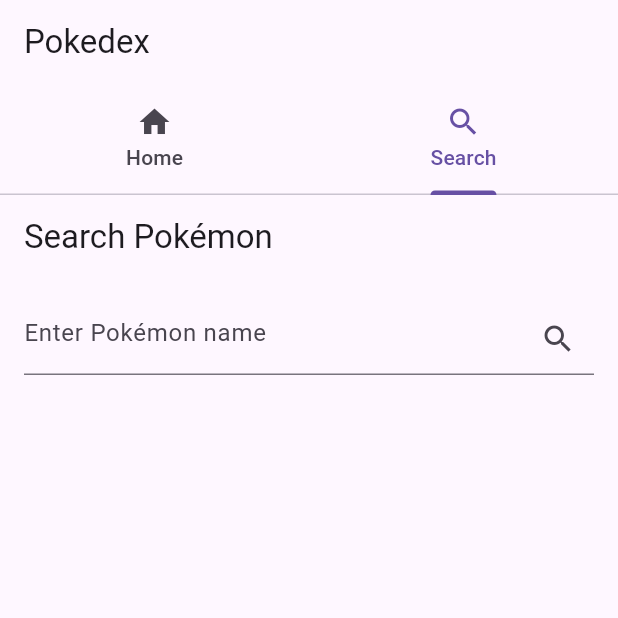
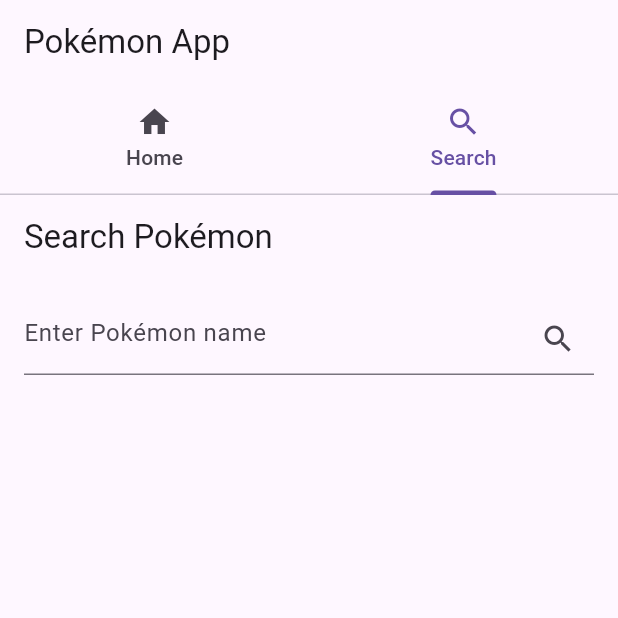
Before and after one commit to SleepingChameleon/pokedex_flutter, a Flutter app: the screen it shows after launch, tab 2 chosen, on a phone screen of 412 x 824 dp, the top half of it. Run offline on Flutter 3.47's test engine with Material 3 defaults, Android fonts, the phone set to English and light mode, and no system bars; network calls fail.

Commit message:
the problem with failed load data is fix by Ma'am Louise

```diff
--- a/lib/main_screen.dart
+++ b/lib/main_screen.dart
@@ -28,7 +28,7 @@ class _MainScreenState extends State<MainScreen> with SingleTickerProviderStateM
   Widget build(BuildContext context) {
     return Scaffold(
       appBar: AppBar(
-        title: const Text('Pokedex'),
+        title: const Text('Pokémon App'),
         bottom: TabBar(
           controller: _tabController,
           tabs: const [
--- a/lib/poke_api.dart
+++ b/lib/poke_api.dart
@@ -7,26 +7,50 @@ import 'pokemon.dart';
 class PokeApi {
   static const String baseUrl = 'https://pokeapi.co/api/v2';
 
-  static Future<List<Pokemon>> fetchPokemonList() async {
-    final response = await http.get(Uri.parse('$baseUrl/pokemon?limit=100'));
+static Future<List<Pokemon>> fetchPokemonList() async {
+  try {
+    final response = await http.get(Uri.parse('$baseUrl/pokemon?limit=20'));
 
     if (response.statusCode == 200) {
       final data = json.decode(response.body);
-      final results = data['results'] as List;
+      final results = data['results'] as List<dynamic>;
 
-      // Fetch each Pokémon with type details
-      return Future.wait(
-        results.map((pokemonData) => Pokemon.fromBasicJson(pokemonData)),
-      );
+      // Fetch full detail for each Pokémon
+      final pokemons = await Future.wait(results.map((pokemonData) async {
+        final detailResponse = await http.get(Uri.parse(pokemonData['url']));
+        if (detailResponse.statusCode == 200) {
+          final detailData = json.decode(detailResponse.body);
+
+          // Add the basic URL (since detail API doesn’t include it)
+          detailData['url'] = pokemonData['url'];
+
+          return Pokemon.fromJson(detailData);
+        } else {
+          throw Exception('Failed to load detail for ${pokemonData['name']}');
+        }
+      }));
+
+      return pokemons;
     } else {
-      throw Exception('Failed to load Pokémon');
+      throw Exception('Failed to load Pokémon list');
+    }
+  } catch (e) {
+    print('Error fetching Pokémon list: $e');
+    return [];
+  }
+}  static Future<Map<String, dynamic>> fetchPokemonDetails(String name) async {
+    final response = await http.get(Uri.parse('$baseUrl/pokemon/$name'));
+    if (response.statusCode == 200) {
+      return json.decode(response.body);
+    } else {
+      throw Exception('Failed to load Pokémon details');
     }
   }
 
   static Future<Map<String, dynamic>> fetchPokemonByName(String name) async {
-    final response = await http.get(Uri.parse('$baseUrl/pokemon/$name'));
+    final response = await http.get(Uri.parse('https://pokeapi.co/api/v2/pokemon/$name'));
     if (response.statusCode == 200) {
-      return json.decode(response.body);
+      return json.decode(response.body) as Map<String, dynamic>;
     } else {
       throw Exception('Pokémon not found');
     }
--- a/lib/pokemon.dart
+++ b/lib/pokemon.dart
@@ -1,7 +1,6 @@
 
 class Pokemon {
   final String name;
-  final int id;
   final String url;
   final int height;
   final int weight;
@@ -9,11 +8,9 @@ class Pokemon {
   final List<String> abilities;
   final List<String> moves;
   final String imageUrl;
-  final String shinyImageUrl;
 
   Pokemon({
     required this.name,
-    required this.id,
     required this.url,
     required this.height,
     required this.weight,
@@ -21,13 +18,11 @@ class Pokemon {
     required this.abilities,
     required this.moves,
     required this.imageUrl,
-    required this.shinyImageUrl,
   });
 
   factory Pokemon.fromJson(Map<String, dynamic> json) {
     return Pokemon(
       name: json['name'],
-      id: json['id'],
       url: json['url'],
       height: json['height'],
       weight: json['weight'],
@@ -35,11 +30,19 @@ class Pokemon {
       abilities: List<String>.from(json['abilities'].map((a) => a['ability']['name'])),
       moves: List<String>.from(json['moves'].map((m) => m['move']['name'])),
       imageUrl: json['sprites']['front_default'] ?? '',
-      shinyImageUrl: json['sprites']['front_shiny'] ?? '',
     );
   }
 
-  static Future<Pokemon> fromBasicJson(pokemonData) async {
-    throw UnimplementedError('fromBasicJson is not yet implemented');
-  }
+  //  factory Pokemon.fromBasicJson(Map<String, dynamic> json) {
+  //   return Pokemon(
+  //     name: json['name'],
+  //     url: json['url'], // This is usually the URL to get more data
+  //     height: 0, // Height will be fetched later
+  //     weight: 0, // Weight will be fetched later
+  //     types: [],
+  //     abilities: [],
+  //     moves: [],
+  //     imageUrl: '', // Image URL will be fetched later
+  //   );
+  // }
 }
--- a/lib/search_screen.dart
+++ b/lib/search_screen.dart
@@ -1,6 +1,6 @@
 import 'package:flutter/material.dart';
 import 'poke_api.dart';
-
+import 'util_color.dart';
 class SearchScreen extends StatefulWidget {
   const SearchScreen({super.key});
 
@@ -69,7 +69,17 @@ class _SearchScreenState extends State<SearchScreen> {
                   Text("Height: ${pokemonData!['height']}"),
                   Text("Weight: ${pokemonData!['weight']}"),
                   Text("Abilities: ${(pokemonData!['abilities'] as List).map((a) => a['ability']['name']).join(', ')}"),
-                  Text("Moves: ${(pokemonData!['moves'] as List).map((m) => m['move']['name']).take(5).join(', ')}"), // limit if too many
+                  Text("Moves: ${(pokemonData!['moves'] as List).map((m) => m['move']['name']).take(5).join(', ')}"),
+                  const SizedBox(height: 10),
+                  Wrap(
+                    spacing: 8,
+                    children: (pokemonData!['types'] as List)
+                        .map<Widget>((type) => Chip(
+                              label: Text(type['type']['name'].toUpperCase()),
+                              backgroundColor: typeColor(type['type']['name']),
+                            ))
+                        .toList(),
+                  ),
                 ],
               ),
           ],
```
Also changed, not shown: lib/pokemon_details_screen.dart (+5 -6 lines), lib/pokemon_list_screen.dart (+2 -12 lines).
